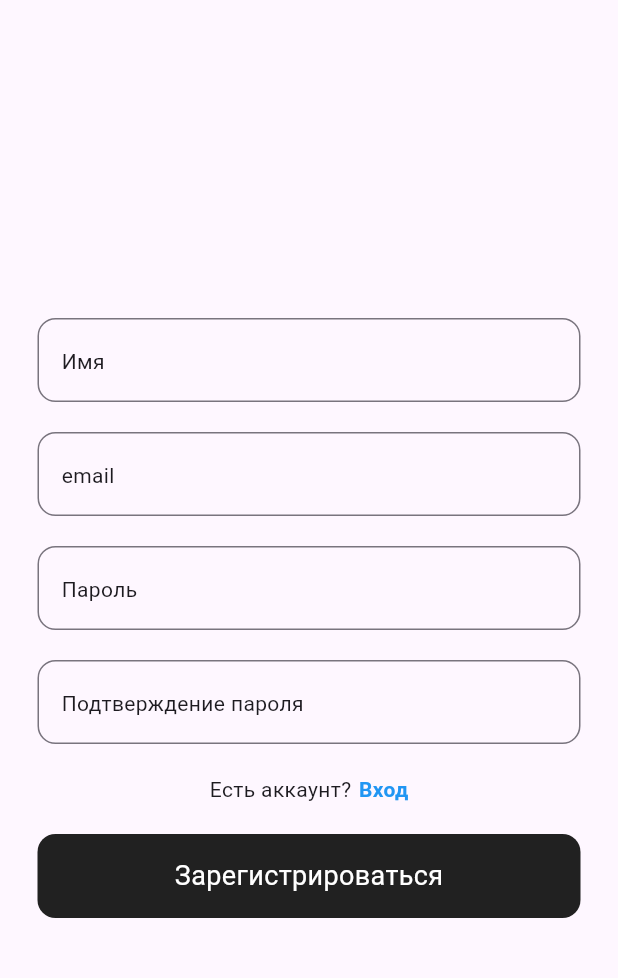
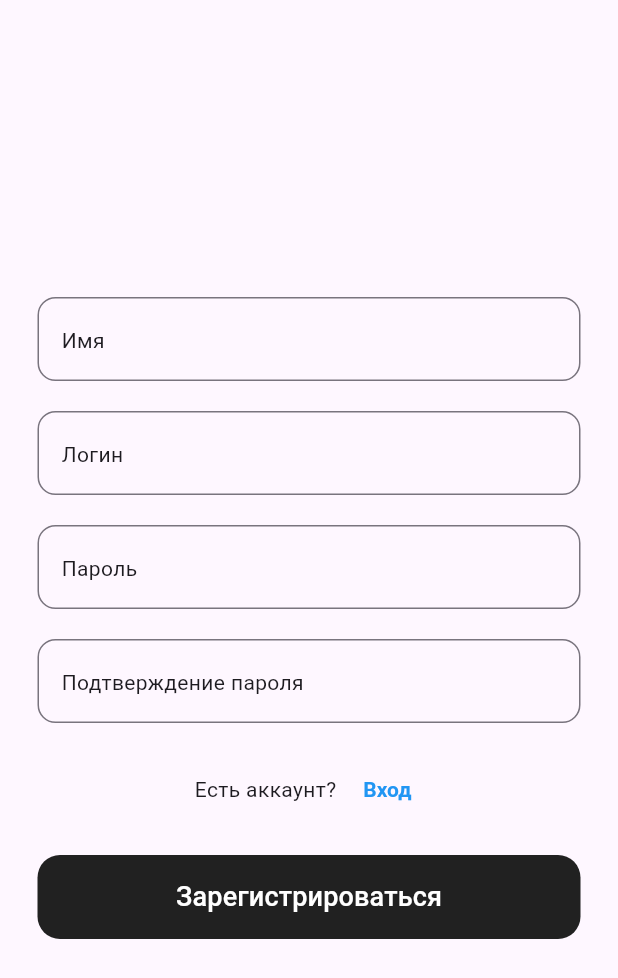
Before and after one commit to visstudi/flutter-warehouse-accounting, a Flutter app: the screen it shows after launch, after a tap on "Регистрация", on a phone screen of 412 x 824 dp. Shown: the top 978 px of the screen. Run offline on Flutter 3.47's test engine with Material 3 defaults, Android fonts, the phone set to English and light mode, and no system bars; our stand-ins replace google_nav_bar.

Commit message:
Add user login and registration

```diff
--- a/lib/main.dart
+++ b/lib/main.dart
@@ -10,7 +10,28 @@ class MainApp extends StatelessWidget {
 
   @override
   Widget build(BuildContext context) {
-    return const MaterialApp(
+    return MaterialApp(
+      theme: ThemeData(
+        filledButtonTheme: FilledButtonThemeData(
+          style: ElevatedButton.styleFrom(
+            backgroundColor: Colors.grey[900],
+            shape: RoundedRectangleBorder(
+              borderRadius: BorderRadiusGeometry.all(Radius.circular(15)),
+            ),
+            padding: EdgeInsets.all(15),
+          ),
+        ),
+
+        textButtonTheme: TextButtonThemeData(
+          style: TextButton.styleFrom(
+            textStyle: TextStyle(fontWeight: FontWeight.w600),
+            foregroundColor: Colors.blue[500],
+            padding: EdgeInsets.zero,
+            minimumSize: Size.zero,
+          ),
+        ),
+      ),
+
       debugShowCheckedModeBanner: false,
       home: LoginPage(),
     );
--- /dev/null
+++ b/lib/models/user.dart
@@ -0,0 +1,14 @@
+class User {
+  String name;
+  final String _login;
+  final String _password;
+
+  User({required this.name, required this._login, required this._password});
+
+  String get login => _login;
+  String get password => _password;
+}
+
+List<User> tempUsersList = [
+  User(name: "user1", login: "login", password: "password"),
+];
--- a/lib/pages/login_page.dart
+++ b/lib/pages/login_page.dart
@@ -1,21 +1,68 @@
 import 'package:flutter/material.dart';
+import 'package:sandbox_app1/models/user.dart';
 import 'package:sandbox_app1/pages/home_page.dart';
 import 'package:sandbox_app1/pages/registration_page.dart';
+import 'package:collection/collection.dart';
 
-class LoginPage extends StatelessWidget {
+class LoginPage extends StatefulWidget {
   const new({super.key});
+
+  @override
+  State<LoginPage> createState() => _LoginPageState();
+}
+
+class _LoginPageState extends State<LoginPage> {
+  final _formKey = GlobalKey<FormState>();
+
+  String? _login;
+  String? _password;
+  String? _globalError;
+
+  void _submitForm() {
+    setState(() {
+      _globalError = null;
+    });
+
+    if (_formKey.currentState!.validate()) {
+      _formKey.currentState!.save();
+
+      User? matchedUser = tempUsersList.firstWhereOrNull(
+        (user) => user.login == _login && user.password == _password,
+      );
+
+      if (matchedUser == null) {
+        _globalError = "Неверный логин или пароль";
+        return;
+      }
+
+      Navigator.pushReplacement(
+        context,
+        MaterialPageRoute(builder: (context) => HomePage(user: matchedUser)),
+      );
+    }
+  }
 
   @override
   Widget build(BuildContext context) {
     return Scaffold(
-      body: Container(
+      body: Center(
+        child: SingleChildScrollView(
+          child: Form(
+            key: _formKey,
             child: Padding(
               padding: const EdgeInsets.all(25),
-          child: Center(
               child: Column(
+                spacing: 20,
                 mainAxisAlignment: MainAxisAlignment.center,
                 children: [
-                TextField(
+                  TextFormField(
+                    validator: (value) {
+                      if (value == null || value.isEmpty) {
+                        return "Введите логин";
+                      }
+                      return null;
+                    },
+                    onSaved: (newValue) => _login = newValue,
                     decoration: InputDecoration(
                       hint: Text("Логин"),
                       border: OutlineInputBorder(
@@ -24,9 +71,14 @@ class LoginPage extends StatelessWidget {
                     ),
                   ),
 
-                SizedBox(height: 20),
-
-                TextField(
+                  TextFormField(
+                    validator: (value) {
+                      if (value == null || value.isEmpty) {
+                        return "Введите пароль";
+                      }
+                      return null;
+                    },
+                    onSaved: (newValue) => _password = newValue,
                     obscureText: true,
                     enableSuggestions: false,
                     autocorrect: false,
@@ -40,38 +92,28 @@ class LoginPage extends StatelessWidget {
                     ),
                   ),
 
-                SizedBox(height: 20),
+                  if (_globalError != null)
+                    Text(_globalError!, style: TextStyle(color: Colors.red)),
 
                   Row(
                     mainAxisAlignment: MainAxisAlignment.center,
-                  spacing: 5,
+                    spacing: 10,
                     children: [
                       Text("Нет аккаунта?"),
-                    GestureDetector(
-                      onTap: () => Navigator.push(
+                      TextButton(
+                        onPressed: () => Navigator.push(
                           context,
                           MaterialPageRoute(
                             builder: (context) => RegistrationPage(),
                           ),
                         ),
-                      child: Text(
-                        "Регистрация",
-                        style: TextStyle(
-                          fontWeight: FontWeight.w600,
-                          color: Colors.blue[500],
-                        ),
-                      ),
+                        child: Text("Регистрация"),
                       ),
                     ],
                   ),
 
-                SizedBox(height: 20),
-
                   GestureDetector(
-                  onTap: () => Navigator.push(
-                    context,
-                    MaterialPageRoute(builder: (context) => HomePage()),
-                  ),
+                    onTap: _submitForm,
                     child: Container(
                       decoration: BoxDecoration(
                         color: Colors.grey[900],
@@ -91,6 +133,7 @@ class LoginPage extends StatelessWidget {
             ),
           ),
         ),
+      ),
     );
   }
 }
--- a/lib/pages/registration_page.dart
+++ b/lib/pages/registration_page.dart
@@ -1,19 +1,86 @@
 import 'package:flutter/material.dart';
+import 'package:sandbox_app1/models/user.dart';
 
-class RegistrationPage extends StatelessWidget {
-  const new({super.key});
+class RegistrationPage extends StatefulWidget {
+  new({super.key});
+
+  @override
+  State<RegistrationPage> createState() => _RegistrationPageState();
+}
+
+class _RegistrationPageState extends State<RegistrationPage> {
+  final _formKey = GlobalKey<FormState>();
+
+  String _name = "";
+  String _login = "";
+  String _password = "";
+  String _passwordConfirmation = "";
+  String? _globalError;
+
+  void showAlertDialog() {
+    AlertDialog alert = AlertDialog(
+      title: Text("Вы успешно зарегестрировались!"),
+      actionsAlignment: MainAxisAlignment.spaceBetween,
+      actions: [
+        TextButton(
+          onPressed: () => Navigator.of(context).pop(),
+          child: Text("Закрыть"),
+        ),
+        TextButton(
+          onPressed: () {
+            int count = 0;
+            Navigator.of(context).popUntil((_) => count++ >= 2);
+          },
+          child: Text("На страницу входа"),
+        ),
+      ],
+    );
+
+    showDialog(context: context, builder: (context) => alert);
+  }
+
+  void _submitForm() {
+    setState(() {
+      _globalError = null;
+    });
+
+    if (_formKey.currentState!.validate()) {
+      _formKey.currentState!.save();
+
+      if (_password != _passwordConfirmation) {
+        _globalError = "Пароль и его подтверждение не совпадают";
+        return;
+      }
+
+      tempUsersList.add(User(name: _name, login: _login, password: _password));
+
+      _formKey.currentState!.reset();
+
+      showAlertDialog();
+    }
+  }
 
   @override
   Widget build(BuildContext context) {
     return Scaffold(
-      body: Container(
+      body: Center(
+        child: SingleChildScrollView(
+          child: Form(
+            key: _formKey,
             child: Padding(
               padding: const EdgeInsets.all(25),
-          child: Center(
               child: Column(
                 mainAxisAlignment: MainAxisAlignment.center,
+                spacing: 20,
                 children: [
-                TextField(
+                  TextFormField(
+                    validator: (value) {
+                      if (value == null || value.isEmpty) {
+                        return "Введите имя";
+                      }
+                      return null;
+                    },
+                    onSaved: (newValue) => _name = newValue!,
                     decoration: InputDecoration(
                       hint: Text("Имя"),
                       border: OutlineInputBorder(
@@ -22,20 +89,30 @@ class RegistrationPage extends StatelessWidget {
                     ),
                   ),
 
-                SizedBox(height: 20),
-
-                TextField(
+                  TextFormField(
+                    validator: (value) {
+                      if (value == null || value.isEmpty) {
+                        return "Введите логин";
+                      }
+                      return null;
+                    },
+                    onSaved: (newValue) => _login = newValue!,
                     decoration: InputDecoration(
-                    hint: Text("email"),
+                      hint: Text("Логин"),
                       border: OutlineInputBorder(
                         borderRadius: BorderRadius.circular(12),
                       ),
                     ),
                   ),
 
-                SizedBox(height: 20),
-
-                TextField(
+                  TextFormField(
+                    validator: (value) {
+                      if (value == null || value.isEmpty) {
+                        return "Введите пароль";
+                      }
+                      return null;
+                    },
+                    onSaved: (newValue) => _password = newValue!,
                     obscureText: true,
                     decoration: InputDecoration(
                       hint: Text("Пароль"),
@@ -45,9 +122,8 @@ class RegistrationPage extends StatelessWidget {
                     ),
                   ),
 
-                SizedBox(height: 20),
-
-                TextField(
+                  TextFormField(
+                    onSaved: (newValue) => _passwordConfirmation = newValue!,
                     obscureText: true,
                     decoration: InputDecoration(
                       hint: Text("Подтверждение пароля"),
@@ -57,56 +133,27 @@ class RegistrationPage extends StatelessWidget {
                     ),
                   ),
 
-                SizedBox(height: 20),
+                  if (_globalError != null)
+                    Text(_globalError!, style: TextStyle(color: Colors.red)),
 
                   Row(
                     mainAxisAlignment: MainAxisAlignment.center,
-                  spacing: 5,
+                    spacing: 10,
                     children: [
                       Text("Есть аккаунт?"),
-                    GestureDetector(
-                      onTap: () => Navigator.pop(context),
-                      child: Text(
-                        "Вход",
-                        style: TextStyle(
-                          fontWeight: FontWeight.w600,
-                          color: Colors.blue[500],
-                        ),
-                      ),
+                      TextButton(
+                        onPressed: () => Navigator.pop(context),
+                        child: Text("Вход"),
                       ),
                     ],
                   ),
 
-                SizedBox(height: 20),
-
-                GestureDetector(
-                  onTap: () => showDialog(
-                    context: context,
-                    builder: (context) {
-                      return AlertDialog(
-                        title: Text("<Успешная регистрация>"),
-                        actions: [
-                          TextButton(
-                            onPressed: () {
-                              Navigator.of(context).pop();
-                            },
-                            child: Text("Закрыть"),
-                          ),
-                        ],
-                      );
-                    },
-                  ),
-                  child: Container(
-                    decoration: BoxDecoration(
-                      color: Colors.grey[900],
-                      borderRadius: BorderRadius.circular(12),
-                    ),
-                    padding: EdgeInsets.all(15),
+                  FilledButton(
+                    onPressed: _submitForm,
                     child: Center(
                       child: Text(
                         "Зарегистрироваться",
                         style: TextStyle(fontSize: 18, color: Colors.white),
-                      ),
                       ),
                     ),
                   ),
@@ -115,6 +162,7 @@ class RegistrationPage extends StatelessWidget {
             ),
           ),
         ),
+      ),
     );
   }
 }
--- a/pubspec.yaml
+++ b/pubspec.yaml
@@ -7,6 +7,7 @@ environment:
   sdk: ^3.13.4
 
 dependencies:
+  collection: ^1.19.1
   flutter:
     sdk: flutter
 
```
Also changed, not shown: lib/models/goods.dart (+21 -0 lines), lib/pages/account_page.dart (+30 -4 lines), lib/pages/goods_list_page.dart (+4 -18 lines), lib/pages/home_page.dart (+14 -4 lines), pubspec.lock. Lines whose indentation alone changed are shown as unchanged.
